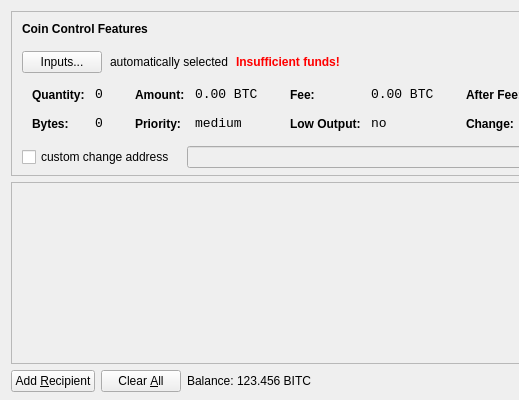
Before: the Qt Designer form src/qt/forms/sendcoinsdialog.ui in tharindupr/BaiCoin, drawn with Qt 5; both pictures show x 0 to 519 and y 0 to 400 of the 850 by 400 pixel window.
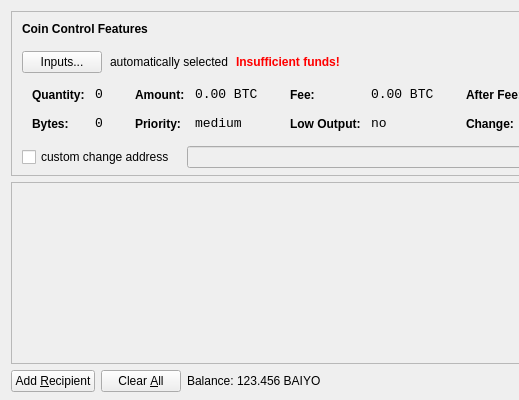
After: the same form once the commit is applied. Icons and pictures are not drawn.

```diff
--- a/src/qt/forms/sendcoinsdialog.ui
+++ b/src/qt/forms/sendcoinsdialog.ui
@@ -720,7 +720,7 @@
           <cursorShape>IBeamCursor</cursorShape>
          </property>
          <property name="text">
-          <string>123.456 BITC</string>
+          <string>123.456 BAIYO</string>
          </property>
          <property name="textInteractionFlags">
           <set>Qt::LinksAccessibleByMouse|Qt::TextSelectableByKeyboard|Qt::TextSelectableByMouse</set>
```
